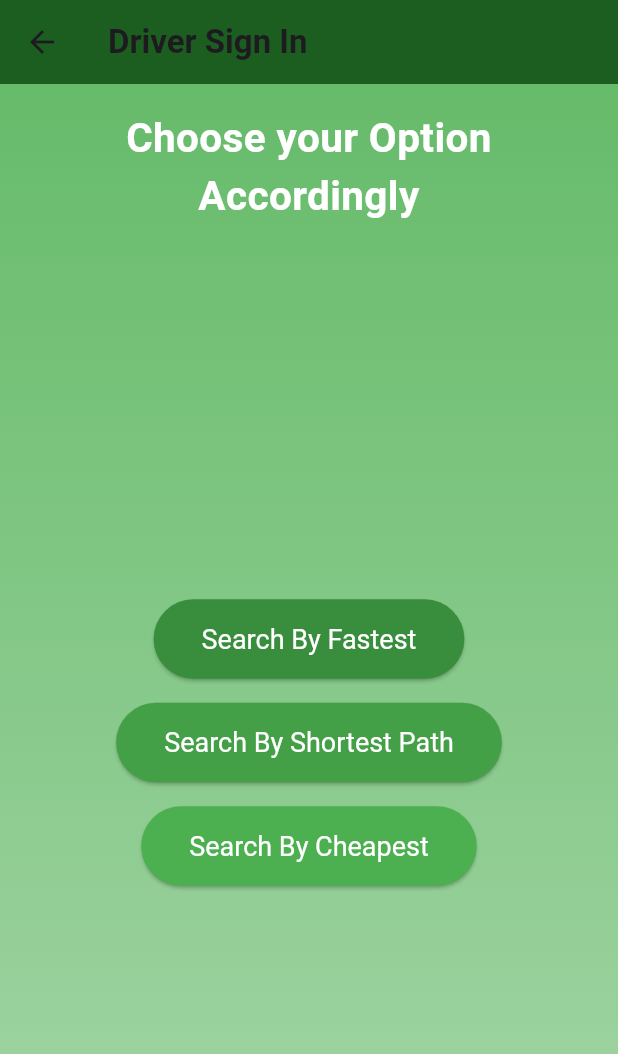
After one commit to CowGivesMilk/Minor-Project, a Flutter app: the BusServicePage screen opened directly, on a phone screen of 412 x 824 dp. The commit adds this screen. Shown: the top 1054 px of the screen. Run offline on Flutter 3.47's test engine with Material 3 defaults, Android fonts, the phone set to English and light mode, and no system bars; our stand-ins replace csv, flutter_map, flutter_typeahead, latlong2.

Commit message:
choice and dashboard linked

```diff
--- /dev/null
+++ b/lib/choice.dart
@@ -0,0 +1,111 @@
+import 'package:flutter/material.dart';
+
+void main() {
+  runApp(MyApp());
+}
+
+class MyApp extends StatelessWidget {
+  @override
+  Widget build(BuildContext context) {
+    return MaterialApp(
+      debugShowCheckedModeBanner: false, // Remove debug banner
+      theme: ThemeData(
+        primarySwatch: Colors.green, // Green theme
+      ),
+      home: BusServicePage(),
+    );
+  }
+}
+
+class BusServicePage extends StatelessWidget {
+  @override
+  Widget build(BuildContext context) {
+    return Scaffold(
+      appBar: AppBar(
+        backgroundColor: Colors.green[900], // Dark green AppBar
+        title: Text(
+          'Driver Sign In',
+          style: TextStyle(fontWeight: FontWeight.bold),
+        ),
+        leading: IconButton(
+          icon: Icon(Icons.arrow_back),
+          onPressed: () {
+            Navigator.pushReplacementNamed(context, '/dashboard'); // Redirect to dashboard.dart
+          },
+        ),
+      ),
+      body: Container(
+        decoration: BoxDecoration(
+          gradient: LinearGradient(
+            begin: Alignment.topCenter,
+            end: Alignment.bottomCenter,
+            colors: [Colors.green[400]!, Colors.green[200]!], // Updated gradient
+          ),
+        ),
+        child: Column(
+          children: [
+            Padding(
+              padding: const EdgeInsets.all(16.0),
+              child: Text(
+                "Choose your Option Accordingly",
+                style: TextStyle(
+                  fontSize: 27, // Increased font size (1.5 times the original 18)
+                  fontWeight: FontWeight.bold,
+                  color: Colors.white, // Changed font color to white
+                ),
+                textAlign: TextAlign.center,
+              ),
+            ),
+            Expanded(
+              child: Center(
+                child: Column(
+                  mainAxisSize: MainAxisSize.min,
+                  children: [
+                    ElevatedButton(
+                      onPressed: () {
+                        // Implement action for "Search By Fastest"
+                      },
+                      child: Text('Search By Fastest'),
+                      style: ElevatedButton.styleFrom(
+                        backgroundColor: Colors.green[700],
+                        foregroundColor: Colors.white, // Changed text color inside button to white
+                        padding: EdgeInsets.symmetric(vertical: 16, horizontal: 32), // Increased button size
+                        textStyle: TextStyle(fontSize: 18), // Slightly larger text
+                      ),
+                    ),
+                    SizedBox(height: 16),
+                    ElevatedButton(
+                      onPressed: () {
+                        // Implement action for "Search By Shortest Path"
+                      },
+                      child: Text('Search By Shortest Path'),
+                      style: ElevatedButton.styleFrom(
+                        backgroundColor: Colors.green[600],
+                        foregroundColor: Colors.white, // Changed text color inside button to white
+                        padding: EdgeInsets.symmetric(vertical: 16, horizontal: 32), // Increased button size
+                        textStyle: TextStyle(fontSize: 18), // Slightly larger text
+                      ),
+                    ),
+                    SizedBox(height: 16),
+                    ElevatedButton(
+                      onPressed: () {
+                        // Implement action for "Search By Cheapest"
+                      },
+                      child: Text('Search By Cheapest'),
+                      style: ElevatedButton.styleFrom(
+                        backgroundColor: Colors.green[500],
+                        foregroundColor: Colors.white, // Changed text color inside button to white
+                        padding: EdgeInsets.symmetric(vertical: 16, horizontal: 32), // Increased button size
+                        textStyle: TextStyle(fontSize: 18), // Slightly larger text
+                      ),
+                    ),
+                  ],
+                ),
+              ),
+            ),
+          ],
+        ),
+      ),
+    );
+  }
+}
--- a/lib/dashboard.dart
+++ b/lib/dashboard.dart
@@ -5,6 +5,7 @@ import 'package:latlong2/latlong.dart';
 import 'dart:async';
 import 'package:flutter/services.dart';
 import 'package:csv/csv.dart';
+import 'choice.dart';
 
 class Dashboard extends StatefulWidget {
   const Dashboard({Key? key}) : super(key: key);
@@ -187,6 +188,10 @@ class _DashboardState extends State<Dashboard> {
                       if (currentLocation != null && finalDestination != null) {
                         print(
                             "Journey started from (${currentLocation!.latitude}, ${currentLocation!.longitude}) to (${finalDestination!.latitude}, ${finalDestination!.longitude})");
+                        Navigator.push(
+                          context,
+                          MaterialPageRoute(builder: (context) => BusServicePage()), // Create an instance of BusServicePage
+                        );
                       } else {
                         ScaffoldMessenger.of(context).showSnackBar(
                           const SnackBar(
```
Also changed, not shown: pubspec.lock.
